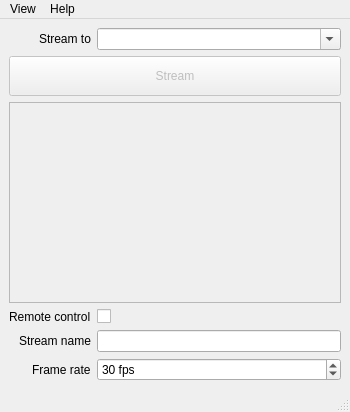
This is apps/DesktopStreamer/MainWindow.ui in BlueBrain/Deflect as Qt 5 draws it before an edit. The edited form follows.
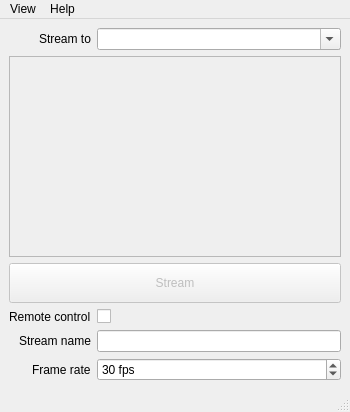
This is the edited form.

Commit message: DesktopStreamer: Moved stream button below the multi-window list (more intuitive)

Patch:
```diff
--- a/apps/DesktopStreamer/MainWindow.ui
+++ b/apps/DesktopStreamer/MainWindow.ui
@@ -86,46 +86,6 @@
        </widget>
       </item>
       <item row="1" column="0" colspan="2">
-       <widget class="QPushButton" name="_streamButton">
-        <property name="enabled">
-         <bool>false</bool>
-        </property>
-        <property name="minimumSize">
-         <size>
-          <width>268</width>
-          <height>40</height>
-         </size>
-        </property>
-        <property name="mouseTracking">
-         <bool>false</bool>
-        </property>
-        <property name="autoFillBackground">
-         <bool>false</bool>
-        </property>
-        <property name="text">
-         <string>Stream</string>
-        </property>
-        <property name="checkable">
-         <bool>true</bool>
-        </property>
-        <property name="checked">
-         <bool>false</bool>
-        </property>
-        <property name="autoRepeat">
-         <bool>false</bool>
-        </property>
-        <property name="autoDefault">
-         <bool>false</bool>
-        </property>
-        <property name="default">
-         <bool>false</bool>
-        </property>
-        <property name="flat">
-         <bool>false</bool>
-        </property>
-       </widget>
-      </item>
-      <item row="2" column="0" colspan="2">
        <widget class="QListView" name="_listView">
         <property name="enabled">
          <bool>false</bool>
@@ -171,6 +131,46 @@
         </property>
        </widget>
       </item>
+      <item row="2" column="0" colspan="2">
+       <widget class="QPushButton" name="_streamButton">
+        <property name="enabled">
+         <bool>false</bool>
+        </property>
+        <property name="minimumSize">
+         <size>
+          <width>268</width>
+          <height>40</height>
+         </size>
+        </property>
+        <property name="mouseTracking">
+         <bool>false</bool>
+        </property>
+        <property name="autoFillBackground">
+         <bool>false</bool>
+        </property>
+        <property name="text">
+         <string>Stream</string>
+        </property>
+        <property name="checkable">
+         <bool>true</bool>
+        </property>
+        <property name="checked">
+         <bool>false</bool>
+        </property>
+        <property name="autoRepeat">
+         <bool>false</bool>
+        </property>
+        <property name="autoDefault">
+         <bool>false</bool>
+        </property>
+        <property name="default">
+         <bool>false</bool>
+        </property>
+        <property name="flat">
+         <bool>false</bool>
+        </property>
+       </widget>
+      </item>
       <item row="3" column="0">
        <widget class="QLabel" name="_remoteControlLabel">
         <property name="text">
```
